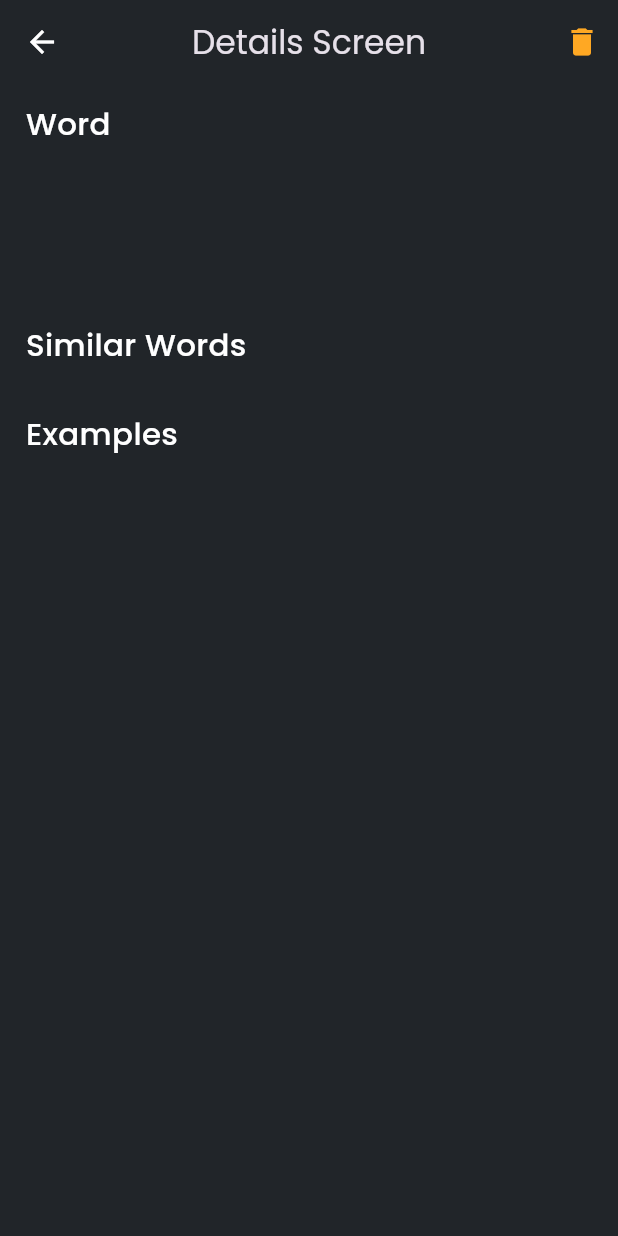
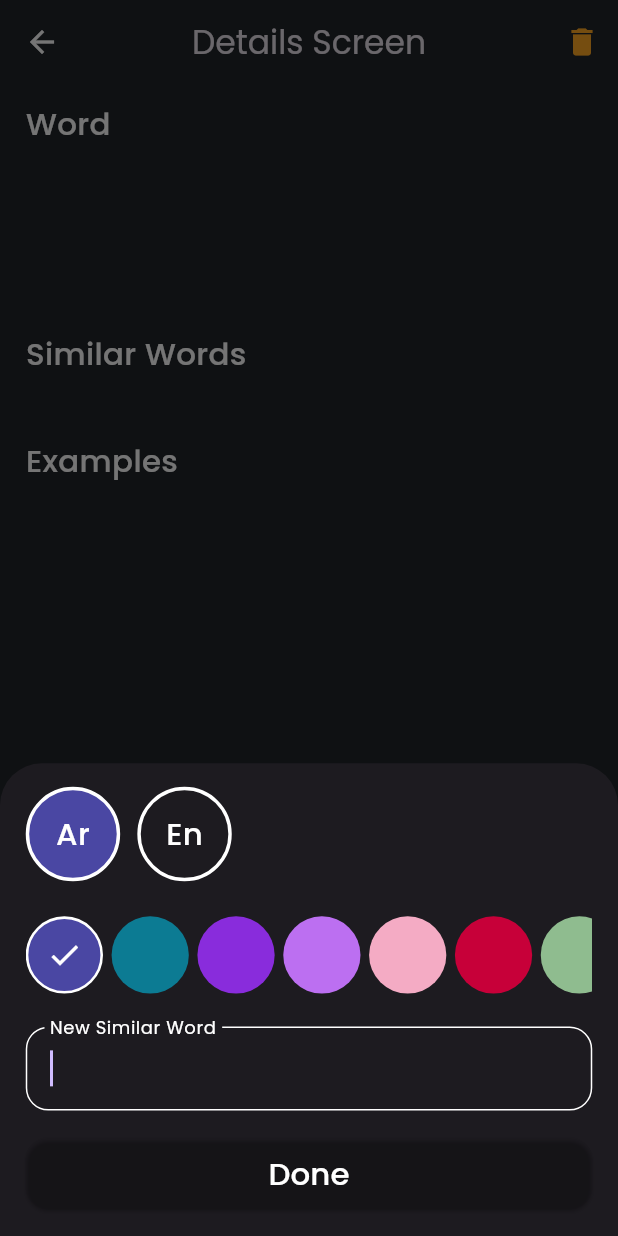
Before and after one commit to AbdoAlHady/Vocabulary_Note, a Flutter app: the NoteDetailsScreen screen opened directly with empty values, after a tap on the "add" icon, on a phone screen of 412 x 824 dp. Run offline on Flutter 3.47's test engine with Material 3 defaults, Android fonts, the phone set to English and light mode, and no system bars; our stand-ins replace animated_background, animated_text_kit, delightful_toast, flutter_bloc, flutter_screenutil, flutter_svg and 2 more; accounts and stored records are empty.

Commit message:
added logic for added similar word

```diff
--- a/lib/core/routing/app_router.dart
+++ b/lib/core/routing/app_router.dart
@@ -14,10 +14,7 @@ class AppRouter {
       case Routes.homeScreen:
         return MaterialPageRoute(builder: (_) => const HomeScreen());
       case Routes.detailsScreen:
-        return MaterialPageRoute(
-            builder: (_) => NoteDetailsScreen(
-                  noteModel: args as NoteModel,
-                ));
+        return MaterialPageRoute(builder: (_) =>  NoteDetailsScreen(noteModel: args as NoteModel,));
       default:
         return null;
     }
--- a/lib/data/repos/note_repo.dart
+++ b/lib/data/repos/note_repo.dart
@@ -34,7 +34,6 @@ class NoteRepo {
     int indexAtDatabase =
         noteList.indexWhere((element) => element.indexAddDataBase == index);
     await noteBox!.delete(noteList[indexAtDatabase].key);
-
   }
 
   // Get the note from the database by index
@@ -88,4 +87,14 @@ class NoteRepo {
       noteList[noteList.length - i - 1] = temp;
     }
   }
+
+  void addSimilarWord(NoteModel noteModel, String text, bool isArabic) {
+    if (isArabic) {
+      noteModel.similarArabicWords.add(text);
+      noteModel.save();
+    }else{
+      noteModel.similarEnglishWords.add(text);
+      noteModel.save();
+    }
+  }
 }
--- a/lib/logic/write_note_cubit/write_note_cubit.dart
+++ b/lib/logic/write_note_cubit/write_note_cubit.dart
@@ -1,5 +1,6 @@
 import 'package:flutter/material.dart';
 import 'package:flutter_bloc/flutter_bloc.dart';
+import 'package:vocabulary_note/data/models/note_model.dart';
 import 'package:vocabulary_note/data/repos/note_repo.dart';
 import 'package:vocabulary_note/logic/write_note_cubit/write_note_state.dart';
 
@@ -32,7 +33,10 @@ class WriteNoteCubit extends Cubit<WriteNoteState> {
     emit(WriteNoteLoadingState());
     try {
       _repo.addNoteToDatabase(
-          isArabic: isArabic, text: text, colorCode: colorCode, );
+        isArabic: isArabic,
+        text: text,
+        colorCode: colorCode,
+      );
       emit(WriteNoteSuccessState());
       debugPrint('======== Added Note Successfully =========');
     } catch (e) {
@@ -41,7 +45,8 @@ class WriteNoteCubit extends Cubit<WriteNoteState> {
           errorMessage: "something went wrong , please try again later"));
     }
   }
-  void deleteNoteFormDatabase(int indexAtDatabase)async{
+
+  void deleteNoteFormDatabase(int indexAtDatabase) async {
     emit(WriteNoteLoadingState());
     try {
       _repo.deleteNoteFromDatabase(indexAtDatabase);
@@ -53,4 +58,17 @@ class WriteNoteCubit extends Cubit<WriteNoteState> {
           errorMessage: "something went wrong , please try again later"));
     }
   }
+
+  void addSimilarWord(NoteModel noteModel) {
+    emit(WriteNoteLoadingState());
+    try {
+      _repo.addSimilarWord(noteModel, text, isArabic);
+      emit(AddSimilarWordOrExampleSuccessState());
+      debugPrint('======== Added Similar Word Successfully =========');
+    } catch (e) {
+      debugPrint('======== Added Similar Word Failed : $e =========');
+      emit(WriteNoteErrorState(
+          errorMessage: "something went wrong , please try again later"));
+    }
+  }
 }
--- a/lib/logic/write_note_cubit/write_note_state.dart
+++ b/lib/logic/write_note_cubit/write_note_state.dart
@@ -10,6 +10,9 @@ class WriteNoteLoadingState extends WriteNoteState {
 class WriteNoteSuccessState extends WriteNoteState {
 }
 
+class AddSimilarWordOrExampleSuccessState extends WriteNoteState {
+}
+
 class WriteNoteErrorState extends WriteNoteState {
   final String errorMessage;
 
--- a/lib/ui/screens/note_details_screen.dart
+++ b/lib/ui/screens/note_details_screen.dart
@@ -1,7 +1,6 @@
 import 'package:flutter/material.dart';
 import 'package:flutter_bloc/flutter_bloc.dart';
 import 'package:flutter_screenutil/flutter_screenutil.dart';
-import 'package:vocabulary_note/core/di/depndancy_injection.dart';
 import 'package:vocabulary_note/core/theme/app_colors.dart';
 import 'package:vocabulary_note/data/models/note_model.dart';
 import 'package:vocabulary_note/logic/write_note_cubit/write_note_cubit.dart';
@@ -13,10 +12,6 @@ class NoteDetailsScreen extends StatelessWidget {
 
   @override
   Widget build(BuildContext context) {
-    return BlocProvider(
-      create: (_) => WriteNoteCubit(getIt()),
-      child: Builder(
-        builder: (context) {
     return Scaffold(
       appBar: AppBar(
         title: const Text('Details Screen'),
@@ -42,7 +37,4 @@ class NoteDetailsScreen extends StatelessWidget {
       )),
     );
   }
-      ),
-    );
 }
-}
--- /dev/null
+++ b/lib/ui/widgets/details/add_new_examples_or_similar_word_bottom_sheet.dart
@@ -0,0 +1,109 @@
+import 'package:flutter/material.dart';
+import 'package:flutter_bloc/flutter_bloc.dart';
+import 'package:flutter_screenutil/flutter_screenutil.dart';
+import 'package:vocabulary_note/core/theme/app_colors.dart';
+import 'package:vocabulary_note/data/models/note_model.dart';
+import 'package:vocabulary_note/helpers/app_loaders.dart';
+import 'package:vocabulary_note/helpers/spacing.dart';
+import 'package:vocabulary_note/logic/write_note_cubit/write_note_cubit.dart';
+import 'package:vocabulary_note/logic/write_note_cubit/write_note_state.dart';
+import 'package:vocabulary_note/ui/widgets/home/add_note/add_note_button.dart';
+import 'package:vocabulary_note/ui/widgets/home/add_note/choose_colors_widget.dart';
+import 'package:vocabulary_note/ui/widgets/home/add_note/note_text_field.dart';
+
+import '../home/add_note/chose_language_type.dart';
+
+class AddNewExamplesOrSimilarWordBottomSheet extends StatefulWidget {
+  const AddNewExamplesOrSimilarWordBottomSheet(
+      {super.key, required this.isExample, required this.noteModel});
+  final bool isExample;
+  final NoteModel noteModel;
+
+  @override
+  State<AddNewExamplesOrSimilarWordBottomSheet> createState() =>
+      _AddNewExamplesOrSimilarWordBottomSheetState();
+}
+
+class _AddNewExamplesOrSimilarWordBottomSheetState
+    extends State<AddNewExamplesOrSimilarWordBottomSheet> {
+  final GlobalKey<FormState> _formKey = GlobalKey<FormState>();
+
+  @override
+  Widget build(BuildContext context) {
+    return BlocConsumer<WriteNoteCubit, WriteNoteState>(
+      listener: (context, state) {
+        if (state is AddSimilarWordOrExampleSuccessState) {
+          Navigator.of(context).pop();
+          AppLoaders.showToastSuccess(
+              context: context,
+              message: widget.isExample
+                  ? 'Added Example Successfully'
+                  : 'Added Similar Word Successfully');
+        } else if (state is WriteNoteErrorState) {
+          AppLoaders.showToastError(
+              context: context, message: state.errorMessage);
+        }
+      },
+      builder: (context, state) {
+        var cubit = context.read<WriteNoteCubit>();
+        return AbsorbPointer(
+          absorbing: state is WriteNoteLoadingState ? true : false,
+          child: Container(
+            decoration: const BoxDecoration(
+              borderRadius: BorderRadius.only(
+                topLeft: Radius.circular(20),
+                topRight: Radius.circular(20),
+              ),
+            ),
+            width: double.infinity,
+            padding: EdgeInsets.only(
+                left: 15.w,
+                right: 15.w,
+                top: 12.h,
+                bottom: MediaQuery.of(context).viewInsets.bottom),
+            child: SingleChildScrollView(
+              child: Column(
+                crossAxisAlignment: CrossAxisAlignment.start,
+                mainAxisSize: MainAxisSize.min,
+                children: [
+                  ChoseLanguageType(
+                      isArabic: cubit.isArabic, colorCode: cubit.colorCode),
+                  verticalSpace(15),
+                  ChooseColorsWidget(
+                    activeColor: cubit.colorCode,
+                  ),
+                  verticalSpace(15),
+                  NoteTextField(
+                    label:
+                        widget.isExample ? "New Example" : "New Similar Word",
+                    formKey: _formKey,
+                  ),
+                  verticalSpace(15),
+                  state is WriteNoteLoadingState
+                      ? SizedBox(
+                          height: 40.h,
+                          width: 40.w,
+                          child: const Center(
+                            child: CircularProgressIndicator(
+                              color: AppColors.primary,
+                            ),
+                          ),
+                        )
+                      : DoneButton(
+                          colorCode: widget.noteModel.colorCode,
+                          onTap: () async {
+                            if (_formKey.currentState!.validate()) {
+                              cubit.addSimilarWord(widget.noteModel);
+                            }
+                          },
+                        ),
+                  verticalSpace(15),
+                ],
+              ),
+            ),
+          ),
+        );
+      },
+    );
+  }
+}
--- a/lib/ui/widgets/details/note_details_body.dart
+++ b/lib/ui/widgets/details/note_details_body.dart
@@ -10,6 +10,8 @@ import 'package:vocabulary_note/logic/read_note_cubit/read_note_cubit.dart';
 import 'package:vocabulary_note/logic/write_note_cubit/write_note_cubit.dart';
 import 'package:vocabulary_note/logic/write_note_cubit/write_note_state.dart';
 import 'package:vocabulary_note/ui/widgets/details/word_info_widget.dart';
+
+import 'add_new_examples_or_similar_word_bottom_sheet.dart';
 
 class NoteDetailsBody extends StatelessWidget {
   const NoteDetailsBody({super.key, required this.noteModel});
@@ -33,13 +35,34 @@ class NoteDetailsBody extends StatelessWidget {
               label: 'Word',
             ),
             verticalSpace(10),
-            WordInfoWidget(noteModel: noteModel),
+            WordInfoWidget(
+                label: noteModel.text,
+                colorCode: noteModel.colorCode,
+                isArabic: noteModel.isArabic),
             verticalSpace(20),
             TitleHeading(
               colorCode: noteModel.colorCode,
               label: 'Similar Words',
-              onTap: () {},
+              onTap: () {
+                showModalBottomSheet(
+                    isScrollControlled: true,
+                    context: context,
+                    builder: (context) =>
+                        AddNewExamplesOrSimilarWordBottomSheet(
+                            isExample: false, noteModel: noteModel));
+              },
             ),
+            verticalSpace(10),
+            for (var similarWord in noteModel.similarArabicWords)
+              WordInfoWidget(
+                  label: similarWord,
+                  colorCode: noteModel.colorCode,
+                  isArabic: true),
+            for (var similarWord in noteModel.similarEnglishWords)
+              WordInfoWidget(
+                  label: similarWord,
+                  colorCode: noteModel.colorCode,
+                  isArabic: false),
             verticalSpace(20),
             TitleHeading(
               colorCode: noteModel.colorCode,
--- a/lib/ui/widgets/details/word_info_widget.dart
+++ b/lib/ui/widgets/details/word_info_widget.dart
@@ -3,21 +3,24 @@ import 'package:flutter_screenutil/flutter_screenutil.dart';
 import 'package:vocabulary_note/core/theme/app_colors.dart';
 import 'package:vocabulary_note/core/theme/app_text_styles.dart';
 import 'package:vocabulary_note/core/utis/extensions.dart';
-import 'package:vocabulary_note/data/models/note_model.dart';
 
 class WordInfoWidget extends StatelessWidget {
   const WordInfoWidget({
     super.key,
-    required this.noteModel,
+    required this.label,
+    required this.colorCode, required this.isArabic,
   });
 
-  final NoteModel noteModel;
+  final String label;
+  final int colorCode;
+  final bool isArabic;
 
   @override
   Widget build(BuildContext context) {
     return Container(
+      margin: EdgeInsets.only(bottom: 5.h),
       decoration: BoxDecoration(
-        color: Color(noteModel.colorCode),
+        color: Color(colorCode),
         borderRadius: BorderRadius.circular(15),
       ),
       padding: EdgeInsets.symmetric(horizontal: 10.h, vertical: 10.w),
@@ -25,15 +28,14 @@ class WordInfoWidget extends StatelessWidget {
         contentPadding: EdgeInsets.zero,
         leading: CircleAvatar(
           radius: 30,
-          backgroundColor:
-              context.isDark() ? AppColors.dark : AppColors.white,
+          backgroundColor: context.isDark() ? AppColors.dark : AppColors.white,
           child: Text(
-            noteModel.isArabic ? 'ar' : 'en',
-            style: TextStyle(color: Color(noteModel.colorCode)),
+            isArabic ? 'ar' : 'en',
+            style: TextStyle(color: Color(colorCode)),
           ),
         ),
         title: Text(
-          noteModel.text,
+          label,
           style: AppTextStyles.font18DarkBold.copyWith(
               color: context.isDark() ? AppColors.dark : AppColors.white),
         ),
--- a/lib/ui/widgets/home/add_note/add_note_bottom_sheet.dart
+++ b/lib/ui/widgets/home/add_note/add_note_bottom_sheet.dart
@@ -77,7 +77,7 @@ class _AddNoteBottomSheetState extends State<AddNoteBottomSheet> {
                         color: AppColors.primary,
                       ),
                     ),
-                  ) :AddNoteButton(
+                  ) :DoneButton(
                     colorCode: cubit.colorCode,
                     onTap: () async{
                       if (formKey.currentState!.validate()) {
--- a/lib/ui/widgets/home/add_note/add_note_button.dart
+++ b/lib/ui/widgets/home/add_note/add_note_button.dart
@@ -3,8 +3,8 @@ import 'package:flutter_screenutil/flutter_screenutil.dart';
 import 'package:vocabulary_note/core/theme/app_colors.dart';
 import 'package:vocabulary_note/core/theme/app_text_styles.dart';
 
-class AddNoteButton extends StatelessWidget {
-  const AddNoteButton({super.key, required this.colorCode, required this.onTap});
+class DoneButton extends StatelessWidget {
+  const DoneButton({super.key, required this.colorCode, required this.onTap});
   final int colorCode;
   final VoidCallback onTap;
   @override
--- a/lib/vocabulary_note_app.dart
+++ b/lib/vocabulary_note_app.dart
@@ -6,6 +6,7 @@ import 'package:vocabulary_note/core/routing/app_router.dart';
 import 'package:vocabulary_note/core/routing/routes.dart';
 import 'package:vocabulary_note/core/theme/app_theme.dart';
 import 'package:vocabulary_note/logic/read_note_cubit/read_note_cubit.dart';
+import 'package:vocabulary_note/logic/write_note_cubit/write_note_cubit.dart';
 
 class VocabularyNoteApp extends StatelessWidget {
   const VocabularyNoteApp({super.key});
@@ -17,8 +18,12 @@ class VocabularyNoteApp extends StatelessWidget {
       minTextAdapt: true,
       splitScreenMode: true,
       builder: (context, child) {
-        return BlocProvider(
-          create: (context) => ReadNoteCubit(getIt())..getNotesFromDatabase(),
+        return MultiBlocProvider(
+          providers: [
+            BlocProvider(create: (context) => WriteNoteCubit(getIt())),
+            BlocProvider(create:  (context) => ReadNoteCubit(getIt())..getNotesFromDatabase())
+          ],
+
           child: MaterialApp(
             debugShowCheckedModeBanner: false,
             onGenerateRoute: AppRouter().onGenerateRoute,
```
Lines whose indentation alone changed are shown as unchanged.
